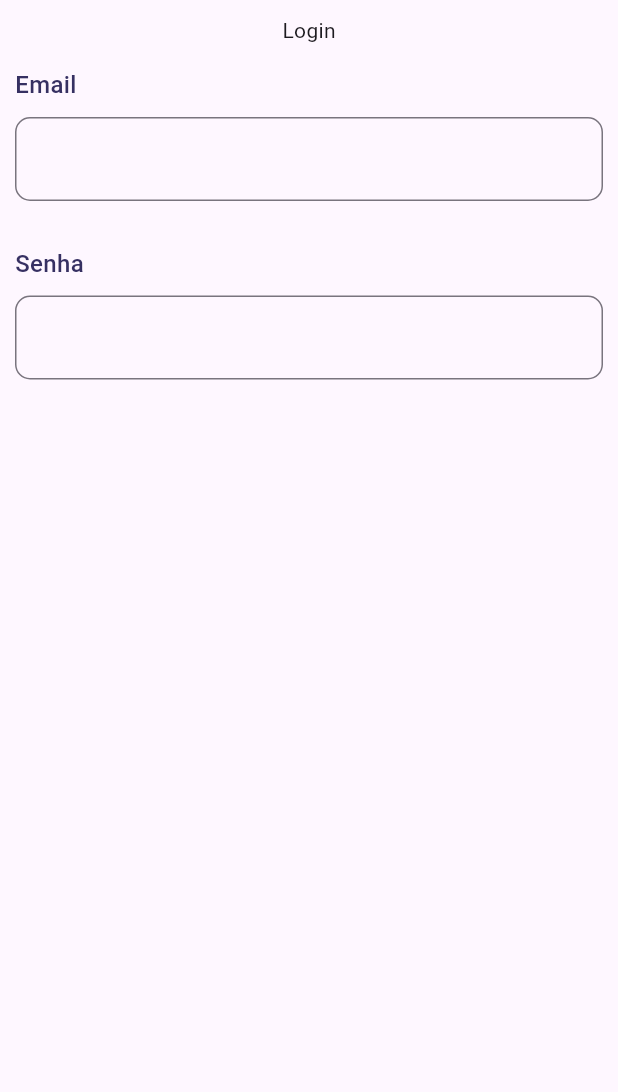
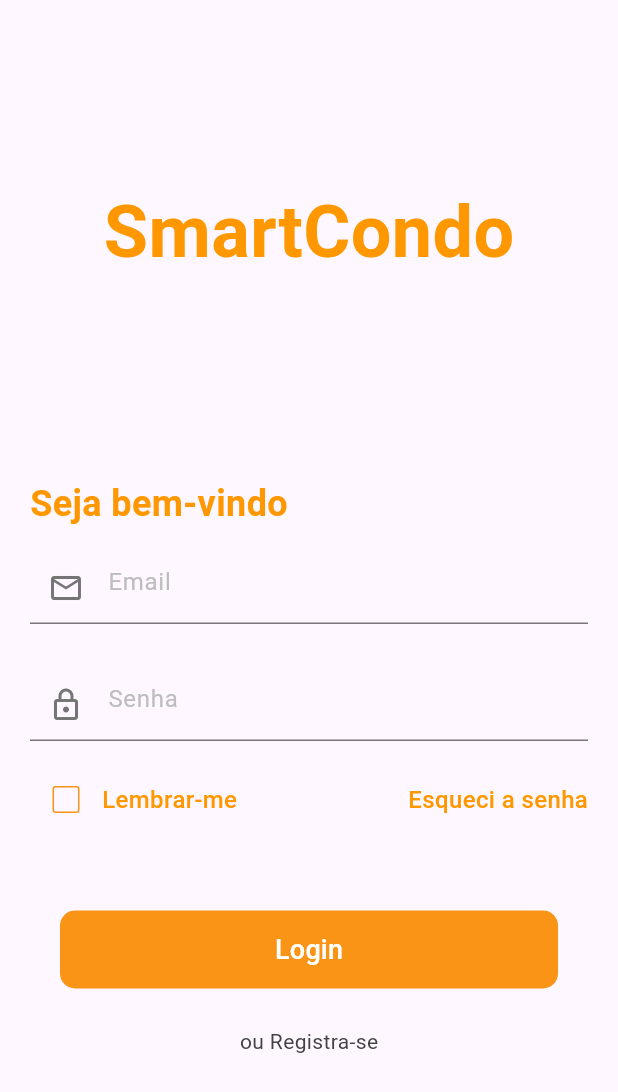
Before and after one commit to Zi0Li/MOBILE-Condominium-Management, a Flutter app: the LoginPage screen opened directly, on a phone screen of 412 x 824 dp. Shown: the top 1092 px of the screen. Run offline on Flutter 3.47's test engine with Material 3 defaults, Android fonts, the phone set to English and light mode, and no system bars; our stand-ins replace image_picker, mask_text_input_formatter.

Commit message:
Welcome Configuration

```diff
--- a/analysis_options.yaml
+++ b/analysis_options.yaml
@@ -23,6 +23,7 @@ linter:
   rules:
     prefer_const_declarations: false
     prefer_const_constructors: false
+    sort_child_properties_last: false
     # avoid_print: false  # Uncomment to disable the `avoid_print` rule
     # prefer_single_quotes: true  # Uncomment to enable the `prefer_single_quotes` rule
 
--- a/lib/main.dart
+++ b/lib/main.dart
@@ -1,5 +1,6 @@
 import 'package:flutter/material.dart';
 import 'package:tcc/pages/acesss/login.dart';
+import 'package:tcc/pages/acesss/welcome.dart';
 import 'package:tcc/pages/home.dart';
 
 void main(List<String> args) {
@@ -17,7 +18,7 @@ class MyApp extends StatelessWidget {
   @override
   Widget build(BuildContext context) {
     return Scaffold(
-      body: HomePage()
+      body: WelcomePage()
     );
   }
 }
--- a/lib/pages/acesss/login.dart
+++ b/lib/pages/acesss/login.dart
@@ -1,4 +1,5 @@
 import 'package:flutter/material.dart';
+import 'package:tcc/pages/home.dart';
 import 'package:tcc/widgets/config.dart';
 import 'package:tcc/widgets/input.dart';
 
@@ -12,6 +13,7 @@ class LoginPage extends StatefulWidget {
 class _LoginPageState extends State<LoginPage> {
   final TextEditingController _emailController = TextEditingController();
   final TextEditingController _passwordController = TextEditingController();
+  bool _checkBox = false;
 
   @override
   Widget build(BuildContext context) {
@@ -20,25 +22,126 @@ class _LoginPageState extends State<LoginPage> {
         backgroundColor: Config.dark_purple,
         toolbarHeight: 0,
       ),
-      body: SingleChildScrollView(
-        child: Padding(
-          padding: const EdgeInsets.all(10),
+      body: Padding(
+        padding: const EdgeInsets.all(20),
+        child: Center(
+          child: SingleChildScrollView(
             child: Column(
+              mainAxisAlignment: MainAxisAlignment.center,
+              crossAxisAlignment: CrossAxisAlignment.start,
               children: [
                 Center(
-                child: Text('Login'),
+                  child: Text(
+                    'SmartCondo',
+                    style: TextStyle(
+                      color: Colors.orange,
+                      fontSize: 48,
+                      fontWeight: FontWeight.bold,
                     ),
-              InputWidget(
-                'Email',
-                _emailController,
-                TextInputType.emailAddress,
                   ),
-              InputWidget(
-                'Senha',
-                _passwordController,
-                TextInputType.text,
+                ),
+                SizedBox(
+                  height: 130,
+                ),
+                Text(
+                  'Seja bem-vindo',
+                  style: TextStyle(
+                    color: Colors.orange,
+                    fontSize: 24,
+                    fontWeight: FontWeight.bold,
+                  ),
+                ),
+                InputWidget('Email', _emailController,
+                    TextInputType.emailAddress, Icons.email_outlined),
+                InputWidget('Senha', _passwordController, TextInputType.text,
+                    Icons.lock_outlined),
+                Row(
+                  children: [
+                    Checkbox(
+                      checkColor: Config.white,
+                      side: BorderSide(color: Config.orange),
+                      activeColor: Config.orange,
+                      value: _checkBox,
+                      onChanged: (value) {
+                        setState(() {
+                          _checkBox = _checkBox ? false : true;
+                        });
+                      },
+                    ),
+                    Text(
+                      "Lembrar-me",
+                      style: TextStyle(
+                        color: Colors.orange,
+                        fontSize: 16,
+                        fontWeight: FontWeight.w500,
+                      ),
+                    ),
+                    Spacer(),
+                    GestureDetector(
+                      onTap: () {},
+                      child: Text(
+                        'Esqueci a senha',
+                        style: TextStyle(
+                          color: Colors.orange,
+                          fontSize: 16,
+                          fontWeight: FontWeight.w500,
+                        ),
+                      ),
                     ),
                   ],
+                ),
+                SizedBox(
+                  height: 50,
+                ),
+                Padding(
+                  padding: const EdgeInsets.symmetric(horizontal: 20),
+                  child: SizedBox(
+                    width: double.maxFinite,
+                    height: 52,
+                    child: TextButton(
+                      onPressed: () {
+                        Navigator.push(
+                          context,
+                          MaterialPageRoute(
+                            builder: (context) => HomePage(),
+                          ),
+                        );
+                      },
+                      child: Text(
+                        'Login',
+                        style: TextStyle(
+                          fontWeight: FontWeight.w500,
+                          color: Colors.white,
+                          fontSize: 18,
+                        ),
+                      ),
+                      style: TextButton.styleFrom(
+                        backgroundColor: Config.orange,
+                        shape: RoundedRectangleBorder(
+                          borderRadius: BorderRadius.all(
+                            Radius.circular(10),
+                          ),
+                        ),
+                      ),
+                    ),
+                  ),
+                ),
+                SizedBox(
+                  height: 25,
+                ),
+                Center(
+                  child: GestureDetector(
+                    onTap: () {},
+                    child: Text(
+                      'ou Registra-se',
+                      style: TextStyle(
+                        color: Config.grey800,
+                      ),
+                    ),
+                  ),
+                )
+              ],
+            ),
           ),
         ),
       ),
--- a/lib/widgets/config.dart
+++ b/lib/widgets/config.dart
@@ -10,6 +10,12 @@ class Config {
   static Color orange = Color.fromRGBO(249, 148, 23, 1);
   static Color dark_purple = Color.fromRGBO(54, 48, 98, 1);
   static Color light_purple = Color.fromRGBO(77, 76, 125, 1);
+  static Color white = Colors.white;
+  static Color black = Colors.black;
+  static Color grey400 = Colors.grey.shade400;
+  static Color grey600 = Colors.grey.shade600;
+  static Color grey800 = Colors.grey.shade800;
+
 
   static String? validator(value) {
     if (value == null || value.isEmpty) {
--- a/lib/widgets/input.dart
+++ b/lib/widgets/input.dart
@@ -5,43 +5,33 @@ import 'package:tcc/widgets/config.dart';
 
 class InputWidget extends StatelessWidget {
   String label;
+  IconData icon;
   TextEditingController controller;
   TextInputType keyboardType;
 
-  InputWidget(this.label, this.controller, this.keyboardType, {super.key});
+  InputWidget(this.label, this.controller, this.keyboardType, this.icon,
+      {super.key});
 
   @override
   Widget build(BuildContext context) {
     return Padding(
       padding: const EdgeInsets.symmetric(vertical: 15),
-      child: Column(
-        crossAxisAlignment: CrossAxisAlignment.start,
-        children: [
-          Text(
-            label,
-            style: TextStyle(
-              color: Config.dark_purple,
-              fontWeight: FontWeight.w500,
-              fontSize: 16,
-            ),
-          ),
-          SizedBox(
-            height: 10,
-          ),
-          SizedBox(
+      child: SizedBox(
         child: TextFormField(
           validator: Config.validator,
           controller: controller,
           keyboardType: keyboardType,
           decoration: InputDecoration(
-                border: OutlineInputBorder(
-                  borderSide: BorderSide(color: Config.dark_purple),
-                  borderRadius: BorderRadius.circular(10),
+            prefixIcon: Icon(
+              icon,
+              color: Config.grey600,
+            ),
+            hintText: label,
+            hintStyle: TextStyle(
+              color: Config.grey400,
             ),
           ),
         ),
-          )
-        ],
       ),
     );
   }
--- a/pubspec.yaml
+++ b/pubspec.yaml
@@ -61,9 +61,8 @@ flutter:
   uses-material-design: true
 
   # To add assets to your application, add an assets section, like this:
-  # assets:
-  #   - images/a_dot_burr.jpeg
-  #   - images/a_dot_ham.jpeg
+  assets:
+    - img/building.png
 
   # An image asset can refer to one or more resolution-specific "variants", see
   # https://flutter.dev/assets-and-images/#resolution-aware
```
Also changed, not shown: lib/pages/acesss/welcome.dart (added, +224 -0 lines), lib/pages/authorized_persons.dart (+4 -4 lines), lib/pages/reserves_form.dart (+13 -13 lines), img/building.png (added). Lines whose indentation alone changed are shown as unchanged.
